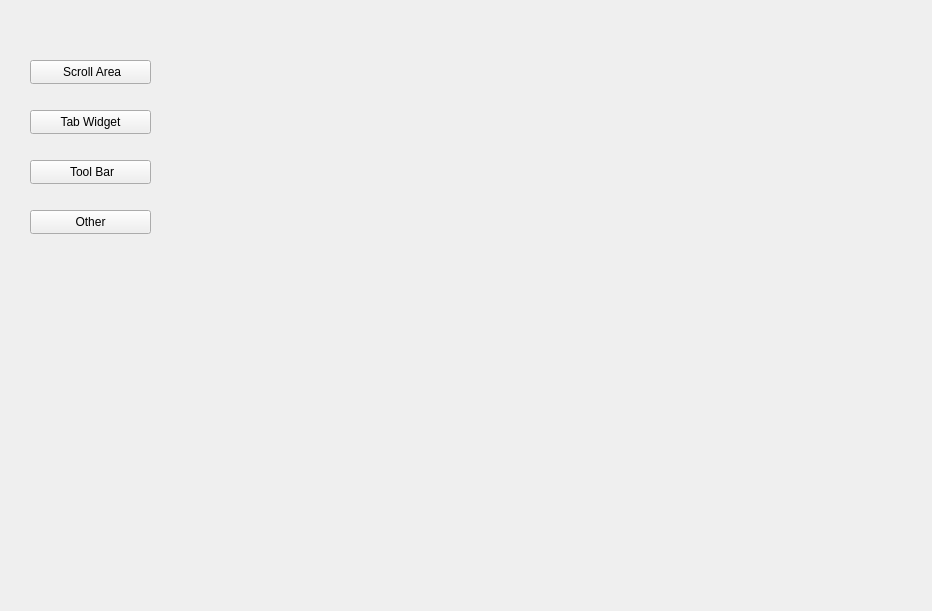
Above: 11_Control_Other/widget.ui from madhat386/myQtTest before the change. Below: the same form after it.
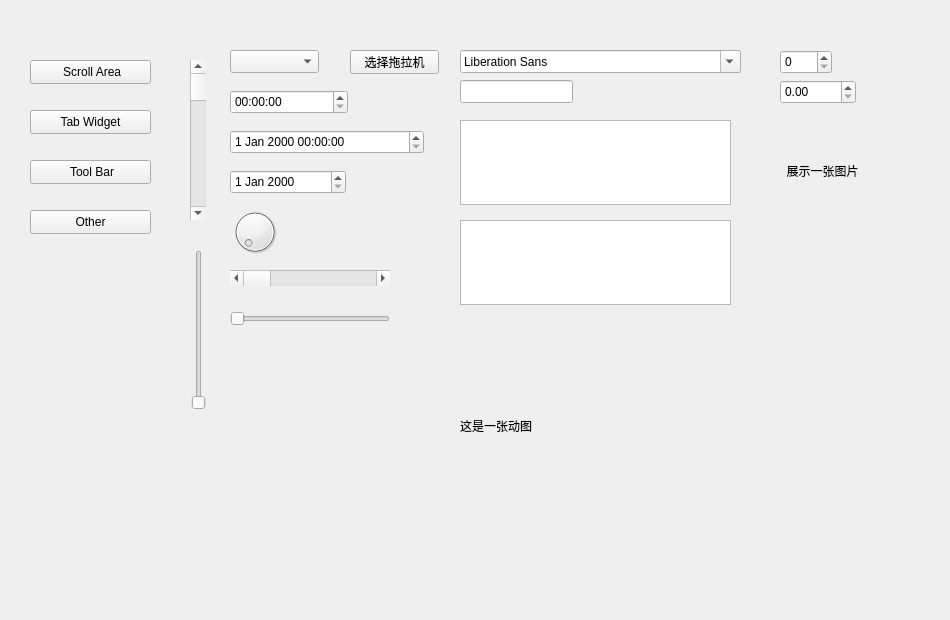
That is the form after the change. The open tabs and pages were chosen to show the change.

```diff
--- a/11_Control_Other/widget.ui
+++ b/11_Control_Other/widget.ui
@@ -6,8 +6,8 @@
    <rect>
     <x>0</x>
     <y>0</y>
-    <width>932</width>
-    <height>611</height>
+    <width>950</width>
+    <height>620</height>
    </rect>
   </property>
   <property name="windowTitle">
@@ -226,7 +226,212 @@
      </widget>
     </widget>
    </widget>
-   <widget class="QWidget" name="page_7"/>
+   <widget class="QWidget" name="page_7">
+    <widget class="QComboBox" name="comboBox">
+     <property name="geometry">
+      <rect>
+       <x>50</x>
+       <y>20</y>
+       <width>89</width>
+       <height>23</height>
+      </rect>
+     </property>
+    </widget>
+    <widget class="QPushButton" name="btn_select">
+     <property name="geometry">
+      <rect>
+       <x>170</x>
+       <y>20</y>
+       <width>89</width>
+       <height>24</height>
+      </rect>
+     </property>
+     <property name="text">
+      <string>选择拖拉机</string>
+     </property>
+    </widget>
+    <widget class="QFontComboBox" name="fontComboBox">
+     <property name="geometry">
+      <rect>
+       <x>280</x>
+       <y>20</y>
+       <width>281</width>
+       <height>23</height>
+      </rect>
+     </property>
+    </widget>
+    <widget class="QLineEdit" name="lineEdit">
+     <property name="geometry">
+      <rect>
+       <x>280</x>
+       <y>50</y>
+       <width>113</width>
+       <height>23</height>
+      </rect>
+     </property>
+     <property name="echoMode">
+      <enum>QLineEdit::Password</enum>
+     </property>
+    </widget>
+    <widget class="QTextEdit" name="textEdit">
+     <property name="geometry">
+      <rect>
+       <x>280</x>
+       <y>90</y>
+       <width>271</width>
+       <height>85</height>
+      </rect>
+     </property>
+    </widget>
+    <widget class="QPlainTextEdit" name="plainTextEdit">
+     <property name="geometry">
+      <rect>
+       <x>280</x>
+       <y>190</y>
+       <width>271</width>
+       <height>85</height>
+      </rect>
+     </property>
+    </widget>
+    <widget class="QSpinBox" name="spinBox">
+     <property name="geometry">
+      <rect>
+       <x>600</x>
+       <y>20</y>
+       <width>52</width>
+       <height>24</height>
+      </rect>
+     </property>
+    </widget>
+    <widget class="QDoubleSpinBox" name="doubleSpinBox">
+     <property name="geometry">
+      <rect>
+       <x>600</x>
+       <y>50</y>
+       <width>76</width>
+       <height>24</height>
+      </rect>
+     </property>
+    </widget>
+    <widget class="QTimeEdit" name="timeEdit">
+     <property name="geometry">
+      <rect>
+       <x>50</x>
+       <y>60</y>
+       <width>118</width>
+       <height>24</height>
+      </rect>
+     </property>
+    </widget>
+    <widget class="QDateTimeEdit" name="dateTimeEdit">
+     <property name="geometry">
+      <rect>
+       <x>50</x>
+       <y>100</y>
+       <width>194</width>
+       <height>24</height>
+      </rect>
+     </property>
+    </widget>
+    <widget class="QDateEdit" name="dateEdit">
+     <property name="geometry">
+      <rect>
+       <x>50</x>
+       <y>140</y>
+       <width>116</width>
+       <height>24</height>
+      </rect>
+     </property>
+    </widget>
+    <widget class="QDial" name="dial">
+     <property name="geometry">
+      <rect>
+       <x>50</x>
+       <y>170</y>
+       <width>50</width>
+       <height>64</height>
+      </rect>
+     </property>
+    </widget>
+    <widget class="QScrollBar" name="horizontalScrollBar">
+     <property name="geometry">
+      <rect>
+       <x>50</x>
+       <y>240</y>
+       <width>160</width>
+       <height>16</height>
+      </rect>
+     </property>
+     <property name="orientation">
+      <enum>Qt::Horizontal</enum>
+     </property>
+    </widget>
+    <widget class="QScrollBar" name="verticalScrollBar">
+     <property name="geometry">
+      <rect>
+       <x>10</x>
+       <y>30</y>
+       <width>16</width>
+       <height>160</height>
+      </rect>
+     </property>
+     <property name="orientation">
+      <enum>Qt::Vertical</enum>
+     </property>
+    </widget>
+    <widget class="QSlider" name="horizontalSlider">
+     <property name="geometry">
+      <rect>
+       <x>50</x>
+       <y>280</y>
+       <width>160</width>
+       <height>18</height>
+      </rect>
+     </property>
+     <property name="orientation">
+      <enum>Qt::Horizontal</enum>
+     </property>
+    </widget>
+    <widget class="QSlider" name="verticalSlider">
+     <property name="geometry">
+      <rect>
+       <x>10</x>
+       <y>220</y>
+       <width>18</width>
+       <height>160</height>
+      </rect>
+     </property>
+     <property name="orientation">
+      <enum>Qt::Vertical</enum>
+     </property>
+    </widget>
+    <widget class="QLabel" name="label">
+     <property name="geometry">
+      <rect>
+       <x>600</x>
+       <y>90</y>
+       <width>131</width>
+       <height>101</height>
+      </rect>
+     </property>
+     <property name="text">
+      <string>  展示一张图片</string>
+     </property>
+    </widget>
+    <widget class="QLabel" name="label_2">
+     <property name="geometry">
+      <rect>
+       <x>280</x>
+       <y>300</y>
+       <width>251</width>
+       <height>191</height>
+      </rect>
+     </property>
+     <property name="text">
+      <string>这是一张动图</string>
+     </property>
+    </widget>
+   </widget>
   </widget>
   <widget class="QPushButton" name="btn_ScrollArea">
    <property name="geometry">
```
Left out of the diff: 14 changed lines with no effect on the pictures.
